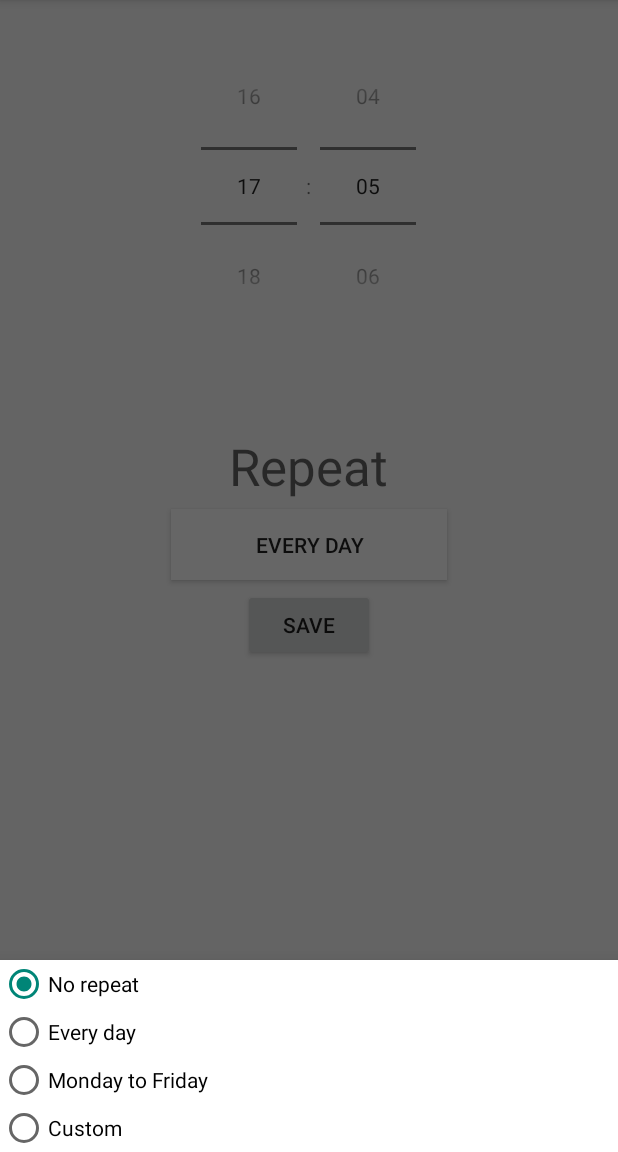
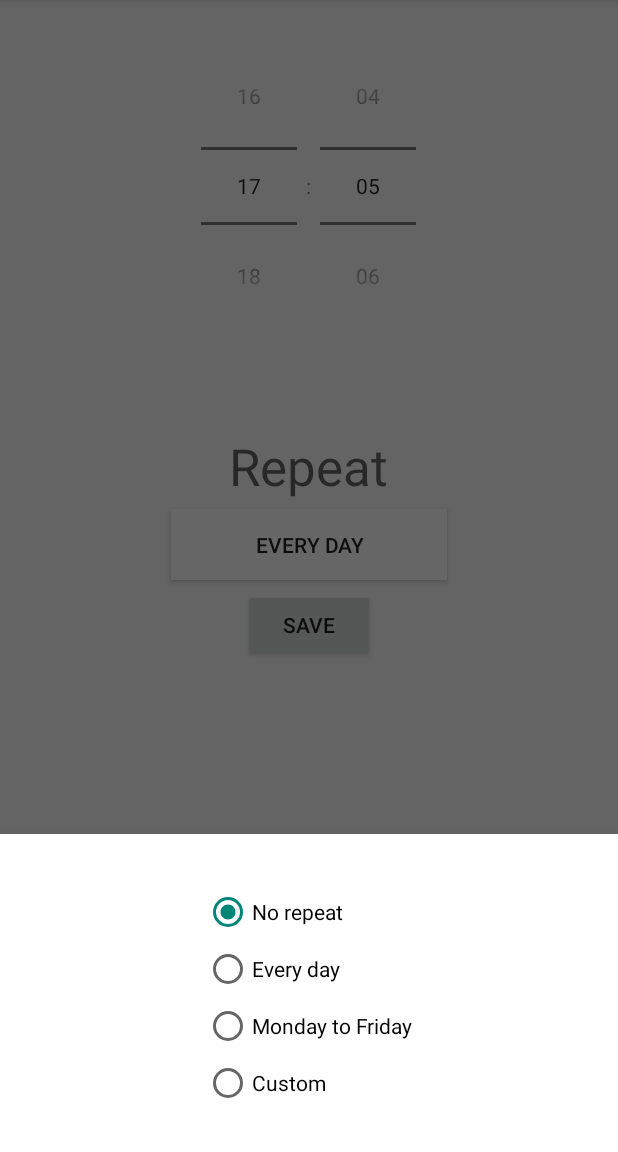
Before and after one commit to soufienov/newsAlarm, an Android app: the NewsAlarm screen opened directly, with no data from a screen before it, after a tap on "EVERY DAY", on a phone screen of 412 x 824 dp, the part 84-1236 px from its top. Run offline under Robolectric (Android 15) with nearby library versions, the phone set to English and light mode, and no system bars.

Commit message:
unknown bug

```diff
--- a/app/src/main/java/com/freedev/soufienov/newsAlarm/BottomSheetFragment.java
+++ b/app/src/main/java/com/freedev/soufienov/newsAlarm/BottomSheetFragment.java
@@ -24,6 +24,8 @@ public class BottomSheetFragment extends BottomSheetDialogFragment {
     public View onCreateView(LayoutInflater inflater, ViewGroup container,
                              Bundle savedInstanceState) {
         // Inflate the layout for this fragment
-        return inflater.inflate(R.layout.repeat_layout, container, false);
+        View v= inflater.inflate(R.layout.repeat_layout, container, false);
+        return  v;
     }
+
 }
--- a/app/src/main/java/com/freedev/soufienov/newsAlarm/NewsAlarm.java
+++ b/app/src/main/java/com/freedev/soufienov/newsAlarm/NewsAlarm.java
@@ -1,6 +1,5 @@
 package com.freedev.soufienov.newsAlarm;
 
-import android.app.Activity;
 import android.app.AlarmManager;
 import android.app.PendingIntent;
 import android.content.Context;
@@ -99,7 +98,8 @@ RadioGroup radioGroup;
 
         BottomSheetFragment bottomSheetFragment = new BottomSheetFragment();
         bottomSheetFragment.show(getSupportFragmentManager(), bottomSheetFragment.getTag());
-    }
+   }
+
     public void noRepeat(){}
     public void everyDayRepeat(){}
     public void weekRepeat(){}
--- a/app/src/main/res/layout/repeat_layout.xml
+++ b/app/src/main/res/layout/repeat_layout.xml
@@ -1,18 +1,27 @@
 <?xml version="1.0" encoding="utf-8"?>
-<android.support.constraint.ConstraintLayout
-    xmlns:android="http://schemas.android.com/apk/res/android" android:layout_width="match_parent"
-    android:layout_height="match_parent">
+<android.support.constraint.ConstraintLayout xmlns:android="http://schemas.android.com/apk/res/android"
+    android:layout_width="match_parent"
+    android:layout_height="match_parent"
+    xmlns:app="http://schemas.android.com/apk/res-auto"
+    app:behavior_hideable="true"
+    app:behavior_peekHeight="56dp"
+    app:layout_behavior="android.support.design.widget.BottomSheetBehavior">
 
     <LinearLayout
         android:layout_width="match_parent"
         android:layout_height="match_parent"
         android:orientation="vertical">
+        <Space
+            android:layout_width="match_parent"
+            android:layout_height="30dp"
+            />
+
         <RadioGroup
 
+            android:id="@+id/myRadioGroup"
             android:layout_width="wrap_content"
-
             android:layout_height="wrap_content"
-           android:id="@+id/myRadioGroup"
+            android:layout_gravity="center_horizontal"
 
             >
 
@@ -20,6 +29,7 @@
                 android:id="@+id/norepeat"
                 android:layout_width="match_parent"
                 android:layout_height="wrap_content"
+                android:layout_marginTop="6dp"
                 android:checked="true"
                 android:text="No repeat" />
 
@@ -27,18 +37,28 @@
                 android:id="@+id/everyday"
                 android:layout_width="match_parent"
                 android:layout_height="wrap_content"
+                android:layout_marginTop="6dp"
                 android:text="Every day" />
 
             <RadioButton
                 android:id="@+id/week"
                 android:layout_width="match_parent"
                 android:layout_height="wrap_content"
+                android:layout_marginTop="6dp"
                 android:text="Monday to Friday" />
 
             <RadioButton
                 android:id="@+id/custom"
                 android:layout_width="match_parent"
                 android:layout_height="wrap_content"
-            android:text="Custom" /></RadioGroup>
+                android:layout_marginTop="6dp"
+                android:text="Custom" />
+        </RadioGroup>
+
+        <Space
+            android:layout_width="match_parent"
+            android:layout_height="30dp"
+         />
+
     </LinearLayout>
 </android.support.constraint.ConstraintLayout>
--- a/app/src/main/res/layout/set_alarm.xml
+++ b/app/src/main/res/layout/set_alarm.xml
@@ -1,10 +1,11 @@
 <?xml version="1.0" encoding="utf-8"?>
-<LinearLayout
+<LinearLayout xmlns:http="http://schemas.android.com/apk/res-auto"
     android:layout_width="match_parent"
     android:layout_height="match_parent"
     android:orientation="vertical"
-        xmlns:android="http://schemas.android.com/apk/res/android"
->
+    xmlns:android="http://schemas.android.com/apk/res/android"
+    xmlns:tools="http://schemas.android.com/tools"
+    tools:context="com.freedev.soufienov.newsAlarm.NewsAlarm">
 
     <Space
         android:layout_width="match_parent"
```
Also changed, not shown: app/src/main/java/com/freedev/soufienov/newsAlarm/WakeActivity.java (deleted, +0 -53 lines). Lines whose indentation alone changed are shown as unchanged.
